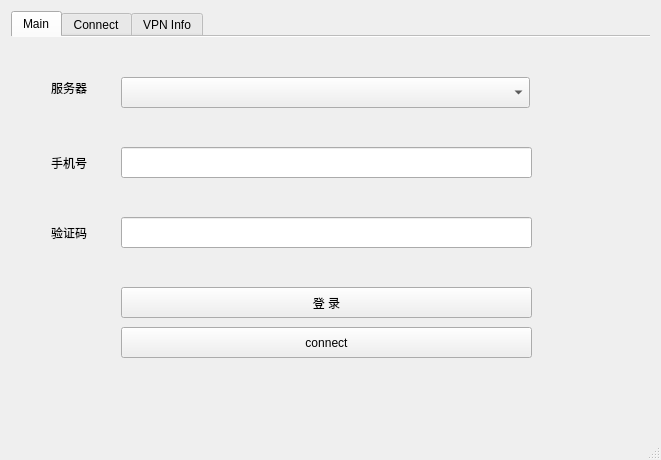
First picture: the form in src/dialog/mainwindow.ui, repository 13418485892/openconnect-gui, before the edit.
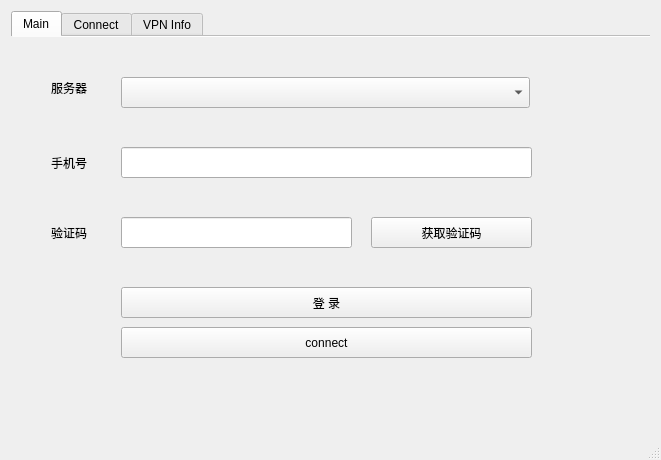
Second picture: the form after the edit. Icons and pictures are not drawn.

Diff of the .ui file:
```diff
--- a/src/dialog/mainwindow.ui
+++ b/src/dialog/mainwindow.ui
@@ -146,7 +146,7 @@
          <rect>
           <x>110</x>
           <y>180</y>
-          <width>411</width>
+          <width>231</width>
           <height>31</height>
          </rect>
         </property>
@@ -202,6 +202,19 @@
          <string>connect</string>
         </property>
        </widget>
+       <widget class="QPushButton" name="btnGetIdCode">
+        <property name="geometry">
+         <rect>
+          <x>360</x>
+          <y>180</y>
+          <width>161</width>
+          <height>31</height>
+         </rect>
+        </property>
+        <property name="text">
+         <string>获取验证码</string>
+        </property>
+       </widget>
       </widget>
       <widget class="QWidget" name="tabWidget_main">
        <property name="accessibleName">
```
